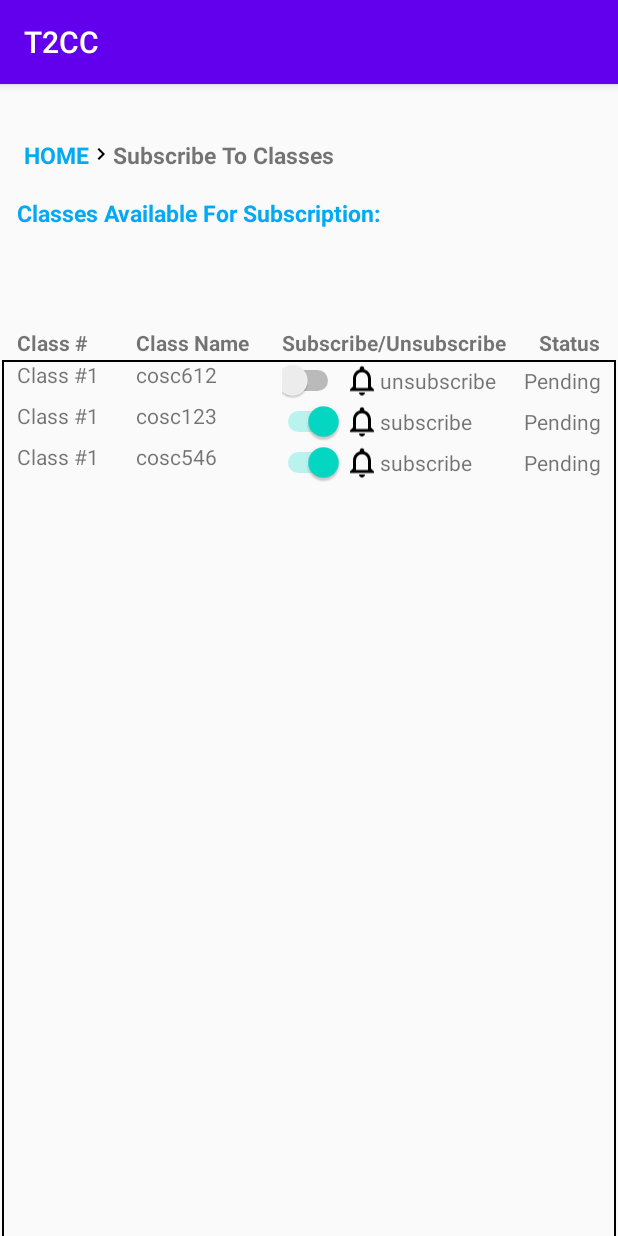
After one commit to olabusayo/cosc612-seproj, an Android app: the BrowseClassActivity screen opened directly, with no data from a screen before it, on a phone screen of 412 x 824 dp. The commit adds this screen. Run offline under Robolectric (Android 15) with nearby library versions, the light colour scheme and no system bars.

Commit message:
Implement recycle view (#12)
* merge with user screen

* update

* add in browse class view

* implement recycleView

```diff
--- a/T2CC_APP/t2cc/app/build.gradle
+++ b/T2CC_APP/t2cc/app/build.gradle
@@ -41,4 +41,5 @@ dependencies {
     testImplementation 'junit:junit:4.12'
     androidTestImplementation 'androidx.test.ext:junit:1.1.1'
     androidTestImplementation 'androidx.test.espresso:espresso-core:3.2.0'
+    implementation 'androidx.recyclerview:recyclerview:1.1.0'
 }
--- a/T2CC_APP/t2cc/app/src/main/AndroidManifest.xml
+++ b/T2CC_APP/t2cc/app/src/main/AndroidManifest.xml
@@ -9,6 +9,7 @@
         android:roundIcon="@mipmap/ic_launcher_round"
         android:supportsRtl="true"
         android:theme="@style/AppTheme">
+        <activity android:name=".BrowseClassActivity"></activity>
         <activity android:name=".HomeActivity" />
         <activity android:name=".LoginActivity">
             <intent-filter>
--- /dev/null
+++ b/T2CC_APP/t2cc/app/src/main/java/com/example/t2cc/BrowseClassActivity.java
@@ -0,0 +1,54 @@
+package com.example.t2cc;
+
+import androidx.annotation.NonNull;
+import androidx.appcompat.app.AppCompatActivity;
+import androidx.recyclerview.widget.LinearLayoutManager;
+import androidx.recyclerview.widget.RecyclerView;
+
+import android.os.Bundle;
+import android.view.View;
+import android.widget.Switch;
+import android.widget.TextView;
+
+import java.util.ArrayList;
+import java.util.List;
+
+public class BrowseClassActivity extends AppCompatActivity {
+
+    BrowseClassAdpater adapter;
+    RecyclerView recyclerView;
+
+    @Override
+    protected void onCreate(Bundle savedInstanceState) {
+        super.onCreate(savedInstanceState);
+        setContentView(R.layout.activity_browseclass);
+
+        // set data
+        List<classData> list = new ArrayList<>();
+        list.add(new classData("1", "cosc612", "unsubscribe", "None"));
+        list.add(new classData("2", "cosc123", "subscribe", "Done"));
+        list.add(new classData("3", "cosc546", "subscribe", "pending"));
+
+        // get recycle view
+        recyclerView = (RecyclerView)findViewById(R.id.subscribe2ClassRecycleView);
+        adapter = new BrowseClassAdpater(list, getApplication());
+
+        recyclerView.setAdapter(adapter);
+        recyclerView.setLayoutManager(new LinearLayoutManager(BrowseClassActivity.this));
+    }
+}
+
+// define data
+class classData{
+    String className;
+    String classNumber;
+    String subscription;
+    String status;
+
+    classData(String classNumber, String className, String subscription, String status){
+        this.className = className;
+        this.classNumber = classNumber;
+        this.subscription = subscription;
+        this.status = status;
+    }
+}
--- /dev/null
+++ b/T2CC_APP/t2cc/app/src/main/java/com/example/t2cc/BrowseClassAdpater.java
@@ -0,0 +1,70 @@
+package com.example.t2cc;
+
+import android.content.Context;
+import android.util.Log;
+import android.view.LayoutInflater;
+import android.view.View;
+import android.view.ViewGroup;
+import android.widget.LinearLayout;
+import android.widget.Switch;
+import android.widget.TextView;
+
+import androidx.annotation.NonNull;
+import androidx.recyclerview.widget.RecyclerView;
+
+import java.lang.reflect.Array;
+import java.util.ArrayList;
+import java.util.Collections;
+import java.util.List;
+
+public class BrowseClassAdpater extends RecyclerView.Adapter<BrowseClassViewHolder> {
+    // for debugging
+    private static final String TAG = "RecyclerViewAdpater";
+
+    private List<classData> mdata;
+    private Context mcontext;
+
+    // constructor
+    public BrowseClassAdpater(List<classData> data, Context context){
+        mdata = data;
+        mcontext = context;
+    }
+
+    @NonNull
+    @Override
+    public BrowseClassViewHolder onCreateViewHolder(@NonNull ViewGroup parent, int viewType) {
+
+        View view = LayoutInflater.from(parent.getContext()).inflate(R.layout.browseclassrow, parent, false);
+        BrowseClassViewHolder holder  = new BrowseClassViewHolder(view);
+
+        return holder;
+    }
+
+    // Bind the data to the row
+    @Override
+    public void onBindViewHolder(@NonNull BrowseClassViewHolder holder, int position) {
+
+        // for debugging
+        Log.d(TAG, "BindViewHolder: called.");
+
+        // set the information
+        holder.classNameRowLabel.setText(mdata.get(position).classNumber);
+        holder.classNameRowLabel.setText(mdata.get(position).className);
+        holder.subUnsubLabel.setText(mdata.get(position).subscription);
+
+        if (mdata.get(position).subscription == "subscribe")
+        {
+            holder.subscribeSwitchRow.setChecked(true);
+        }
+        else {
+            holder.subscribeSwitchRow.setChecked(false);
+        }
+    }
+
+    @Override
+    public int getItemCount() {
+
+        return mdata.size();
+    }
+
+}
--- /dev/null
+++ b/T2CC_APP/t2cc/app/src/main/java/com/example/t2cc/BrowseClassViewHolder.java
@@ -0,0 +1,27 @@
+package com.example.t2cc;
+
+import android.view.View;
+import android.widget.Switch;
+import android.widget.TextView;
+
+import androidx.annotation.NonNull;
+import androidx.recyclerview.widget.RecyclerView;
+
+public class BrowseClassViewHolder extends RecyclerView.ViewHolder {
+
+    TextView classNumberRowLabel;
+    TextView classNameRowLabel;
+    TextView subUnsubLabel;
+    TextView statusLabelRow;
+    Switch subscribeSwitchRow;
+
+    public BrowseClassViewHolder(@NonNull View itemView) {
+        super(itemView);
+
+        classNameRowLabel = (TextView)itemView.findViewById(R.id.classNameRowLabel);
+        classNumberRowLabel = (TextView)itemView.findViewById(R.id.classNumberRowLabel);
+        subUnsubLabel = (TextView)itemView.findViewById(R.id.subUnsubLabel);
+        statusLabelRow = (TextView)itemView.findViewById(R.id.statusLabelRow);
+        subscribeSwitchRow = (Switch)itemView.findViewById(R.id.subscribeSwitchRow);
+    }
+}
--- a/T2CC_APP/t2cc/app/src/main/java/com/example/t2cc/HomeActivity.java
+++ b/T2CC_APP/t2cc/app/src/main/java/com/example/t2cc/HomeActivity.java
@@ -2,13 +2,35 @@ package com.example.t2cc;
 
 import androidx.appcompat.app.AppCompatActivity;
 
+import android.content.Intent;
 import android.os.Bundle;
+import android.view.View;
 
-public class HomeActivity extends AppCompatActivity {
+public class HomeActivity extends AppCompatActivity implements View.OnClickListener {
 
   @Override
   protected void onCreate(Bundle savedInstanceState) {
     super.onCreate(savedInstanceState);
     setContentView(R.layout.activity_home);
+
+    // Buttons
+    findViewById(R.id.browseClassesButton).setOnClickListener(this);
+
   }
+
+  @Override
+  public void onClick(View v) {
+    int i = v.getId();
+
+    if (i == R.id.browseClassesButton) {
+      changeToBrowseActivity();
+
+    }
+  }
+
+  private void changeToBrowseActivity() {
+    Intent intent = new Intent(HomeActivity.this, BrowseClassActivity.class);
+    startActivity(intent);
+  }
+
 }
--- /dev/null
+++ b/T2CC_APP/t2cc/app/src/main/res/drawable/ic_chevron_right_black_24dp.xml
@@ -0,0 +1,9 @@
+<vector xmlns:android="http://schemas.android.com/apk/res/android"
+        android:width="24dp"
+        android:height="24dp"
+        android:viewportWidth="24.0"
+        android:viewportHeight="24.0">
+    <path
+        android:fillColor="#FF000000"
+        android:pathData="M10,6L8.59,7.41 13.17,12l-4.58,4.59L10,18l6,-6z"/>
+</vector>
--- /dev/null
+++ b/T2CC_APP/t2cc/app/src/main/res/drawable/ic_notifications_black_24dp.xml
@@ -0,0 +1,9 @@
+<vector xmlns:android="http://schemas.android.com/apk/res/android"
+        android:width="24dp"
+        android:height="24dp"
+        android:viewportWidth="24.0"
+        android:viewportHeight="24.0">
+    <path
+        android:fillColor="#FF000000"
+        android:pathData="M12,22c1.1,0 2,-0.9 2,-2h-4c0,1.1 0.89,2 2,2zM18,16v-5c0,-3.07 -1.64,-5.64 -4.5,-6.32L13.5,4c0,-0.83 -0.67,-1.5 -1.5,-1.5s-1.5,0.67 -1.5,1.5v0.68C7.63,5.36 6,7.92 6,11v5l-2,2v1h16v-1l-2,-2z"/>
+</vector>
--- /dev/null
+++ b/T2CC_APP/t2cc/app/src/main/res/drawable/ic_notifications_none_black_24dp.xml
@@ -0,0 +1,9 @@
+<vector xmlns:android="http://schemas.android.com/apk/res/android"
+        android:width="24dp"
+        android:height="24dp"
+        android:viewportWidth="24.0"
+        android:viewportHeight="24.0">
+    <path
+        android:fillColor="#FF000000"
+        android:pathData="M12,22c1.1,0 2,-0.9 2,-2h-4c0,1.1 0.9,2 2,2zM18,16v-5c0,-3.07 -1.63,-5.64 -4.5,-6.32L13.5,4c0,-0.83 -0.67,-1.5 -1.5,-1.5s-1.5,0.67 -1.5,1.5v0.68C7.64,5.36 6,7.92 6,11v5l-2,2v1h16v-1l-2,-2zM16,17L8,17v-6c0,-2.48 1.51,-4.5 4,-4.5s4,2.02 4,4.5v6z"/>
+</vector>
--- /dev/null
+++ b/T2CC_APP/t2cc/app/src/main/res/layout/activity_browseclass.xml
@@ -0,0 +1,124 @@
+<?xml version="1.0" encoding="utf-8"?>
+<androidx.constraintlayout.widget.ConstraintLayout xmlns:android="http://schemas.android.com/apk/res/android"
+    xmlns:app="http://schemas.android.com/apk/res-auto"
+    xmlns:tools="http://schemas.android.com/tools"
+    android:layout_width="match_parent"
+    android:layout_height="match_parent">
+
+    <TextView
+        android:id="@+id/homeLabel"
+        android:layout_width="wrap_content"
+        android:layout_height="wrap_content"
+        android:text="HOME"
+        android:textColor="#03A9F4"
+        android:textSize="15dp"
+        android:textStyle="bold"
+        app:layout_constraintBottom_toBottomOf="parent"
+        app:layout_constraintEnd_toEndOf="parent"
+        app:layout_constraintHorizontal_bias="0.043"
+        app:layout_constraintStart_toStartOf="parent"
+        app:layout_constraintTop_toTopOf="parent"
+        app:layout_constraintVertical_bias="0.049" />
+
+    <ImageView
+        android:id="@+id/subscribeArrow"
+        android:layout_width="16dp"
+        android:layout_height="20dp"
+        app:layout_constraintBottom_toBottomOf="parent"
+        app:layout_constraintStart_toEndOf="@+id/homeLabel"
+        app:layout_constraintTop_toTopOf="parent"
+        app:layout_constraintVertical_bias="0.049"
+        app:srcCompat="@drawable/ic_chevron_right_black_24dp" />
+
+    <TextView
+        android:id="@+id/subscribe2ClassHeaderLabel"
+        android:layout_width="wrap_content"
+        android:layout_height="wrap_content"
+        android:layout_marginBottom="2dp"
+        android:text="Subscribe To Classes"
+        android:textSize="15dp"
+        android:textStyle="bold"
+        app:layout_constraintBottom_toBottomOf="parent"
+        app:layout_constraintEnd_toEndOf="parent"
+        app:layout_constraintHorizontal_bias="0.0"
+        app:layout_constraintStart_toEndOf="@+id/subscribeArrow"
+        app:layout_constraintTop_toTopOf="parent"
+        app:layout_constraintVertical_bias="0.049" />
+
+    <TextView
+        android:id="@+id/subscribe2ClassSubBodyLabel"
+        android:layout_width="wrap_content"
+        android:layout_height="wrap_content"
+        android:layout_marginTop="17dp"
+        android:layout_marginBottom="46dp"
+        android:text="Classes Available For Subscription: "
+        android:textColor="#03A9F4"
+        android:textSize="15dp"
+        android:textStyle="bold"
+        app:layout_constraintBottom_toTopOf="@+id/subscribe2ClassRecycleView"
+        app:layout_constraintEnd_toEndOf="parent"
+        app:layout_constraintHorizontal_bias="0.069"
+        app:layout_constraintStart_toStartOf="parent"
+        app:layout_constraintTop_toBottomOf="@+id/homeLabel"
+        app:layout_constraintVertical_bias="0.0" />
+
+
+    <LinearLayout
+        android:id="@+id/classHeaderView"
+        android:layout_width="409dp"
+        android:layout_height="20dp"
+        android:layout_marginTop="70dp"
+        android:orientation="horizontal"
+        app:layout_constraintBottom_toTopOf="@+id/subscribe2ClassRecycleView"
+        app:layout_constraintEnd_toEndOf="parent"
+        app:layout_constraintStart_toStartOf="parent"
+        app:layout_constraintTop_toTopOf="parent"
+        app:layout_constraintVertical_bias="0.988">
+
+        <TextView
+            android:id="@+id/classNumberHeader"
+            android:layout_width="89dp"
+            android:layout_height="match_parent"
+            android:layout_weight="0"
+            android:paddingLeft="10dp"
+            android:text="Class #"
+            android:textStyle="bold" />
+
+        <TextView
+            android:id="@+id/classNameLabel"
+            android:layout_width="97dp"
+            android:layout_height="wrap_content"
+            android:layout_weight="0"
+            android:text="Class Name"
+            android:textStyle="bold" />
+
+        <TextView
+            android:id="@+id/subUnsubLabel"
+            android:layout_width="171dp"
+            android:layout_height="wrap_content"
+            android:layout_weight="0"
+            android:text="Subscribe/Unsubscribe "
+            android:textStyle="bold" />
+
+        <TextView
+            android:id="@+id/statusLabel"
+            android:layout_width="wrap_content"
+            android:layout_height="wrap_content"
+            android:layout_weight="0"
+            android:text="Status"
+            android:textStyle="bold" />
+    </LinearLayout>
+
+    <androidx.recyclerview.widget.RecyclerView
+        android:id="@+id/subscribe2ClassRecycleView"
+        android:layout_width="409dp"
+        android:layout_height="600dp"
+        android:layout_marginTop="200dp"
+        android:background="@drawable/shape"
+        app:layout_constraintBottom_toBottomOf="parent"
+        app:layout_constraintEnd_toEndOf="parent"
+        app:layout_constraintStart_toStartOf="parent"
+        app:layout_constraintTop_toTopOf="parent" />
+
+
+</androidx.constraintlayout.widget.ConstraintLayout>
--- a/T2CC_APP/t2cc/app/src/main/res/layout/activity_home.xml
+++ b/T2CC_APP/t2cc/app/src/main/res/layout/activity_home.xml
@@ -4,7 +4,7 @@
     xmlns:tools="http://schemas.android.com/tools"
     android:layout_width="match_parent"
     android:layout_height="match_parent"
-    tools:context="com.example.t2cc.Home">
+    tools:context=".HomeActivity">
 
     <ImageView
         android:id="@+id/homeLogo"
--- /dev/null
+++ b/T2CC_APP/t2cc/app/src/main/res/layout/browseclassrow.xml
@@ -0,0 +1,46 @@
+<?xml version="1.0" encoding="utf-8"?>
+<LinearLayout xmlns:android="http://schemas.android.com/apk/res/android"
+    xmlns:app="http://schemas.android.com/apk/res-auto"
+    android:orientation="horizontal"
+    android:layout_width="match_parent"
+    android:layout_height="wrap_content"
+    android:id="@+id/browseClassrow">
+
+    <TextView
+        android:id="@+id/classNumberRowLabel"
+        android:layout_width="89dp"
+        android:layout_height="match_parent"
+        android:paddingLeft="10dp"
+        android:text="Class #1" />
+
+    <TextView
+        android:id="@+id/classNameRowLabel"
+        android:layout_width="97dp"
+        android:layout_height="match_parent"
+        android:layout_weight="0"
+        android:text="Class Name" />
+
+    <Switch
+        android:id="@+id/subscribeSwitchRow"
+        android:layout_width="41dp"
+        android:layout_height="24dp" />
+
+    <ImageView
+        android:id="@+id/notificationImageRow"
+        android:layout_width="wrap_content"
+        android:layout_height="match_parent"
+        android:layout_weight="0"
+        app:srcCompat="@drawable/ic_notifications_none_black_24dp" />
+
+    <TextView
+        android:id="@+id/subUnsubLabel"
+        android:layout_width="96dp"
+        android:layout_height="wrap_content"
+        android:text="Subscribe" />
+
+    <TextView
+        android:id="@+id/statusLabelRow"
+        android:layout_width="wrap_content"
+        android:layout_height="wrap_content"
+        android:text="Pending" />
+</LinearLayout>
```
